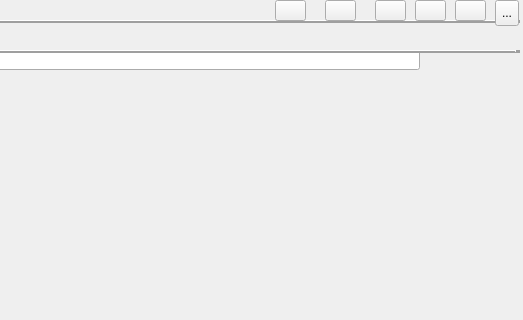
Old version of the form qFileCommander/mainwindow.ui in the repository Mlynnik/qFileCommander; both pictures show x 895 to 1418 and y 0 to 320 of the 1418 by 798 pixel window.
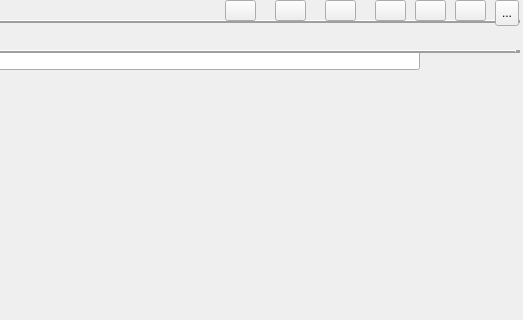
New version of the form.

Commit message: added rename_widget

Diff of the .ui file:
```diff
--- a/qFileCommander/mainwindow.ui
+++ b/qFileCommander/mainwindow.ui
@@ -324,6 +324,22 @@
      <string/>
     </property>
    </widget>
+   <widget class="QPushButton" name="pushButton_mass_rename">
+    <property name="geometry">
+     <rect>
+      <x>1120</x>
+      <y>0</y>
+      <width>31</width>
+      <height>21</height>
+     </rect>
+    </property>
+    <property name="toolTip">
+     <string>&lt;html&gt;&lt;head/&gt;&lt;body&gt;&lt;p&gt;&lt;span style=&quot; font-size:10pt; font-weight:700;&quot;&gt;Групповое переименование&lt;/span&gt;&lt;/p&gt;&lt;/body&gt;&lt;/html&gt;</string>
+    </property>
+    <property name="text">
+     <string/>
+    </property>
+   </widget>
   </widget>
  </widget>
  <resources/>
```
The commit also changes 6 other files.
